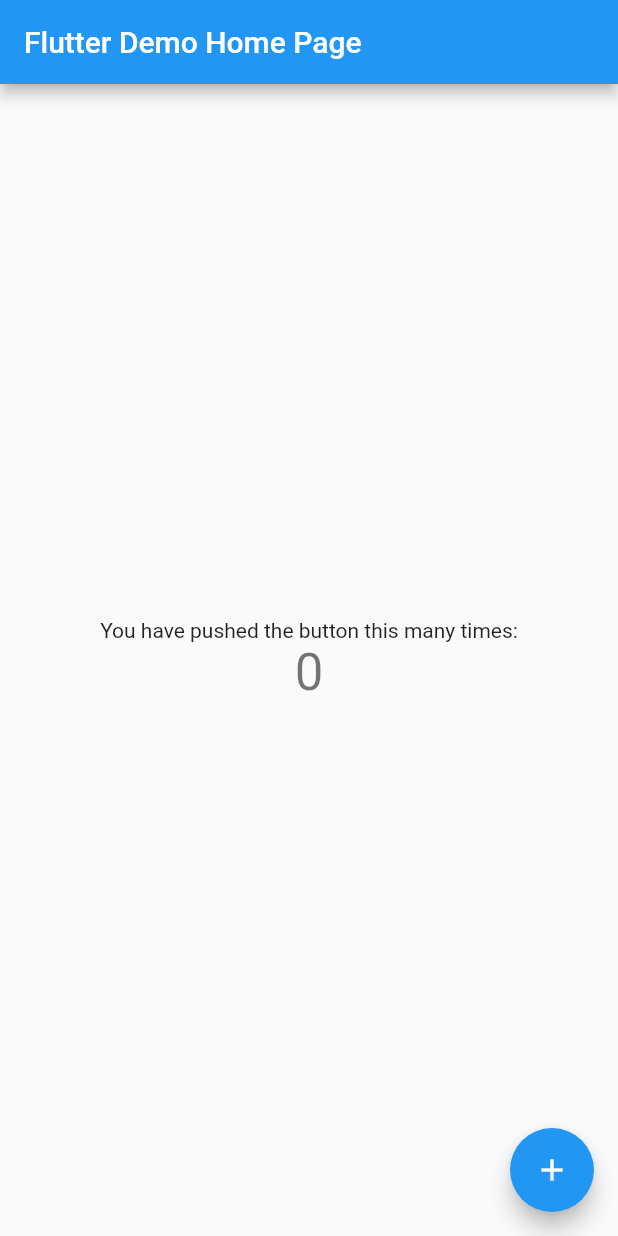
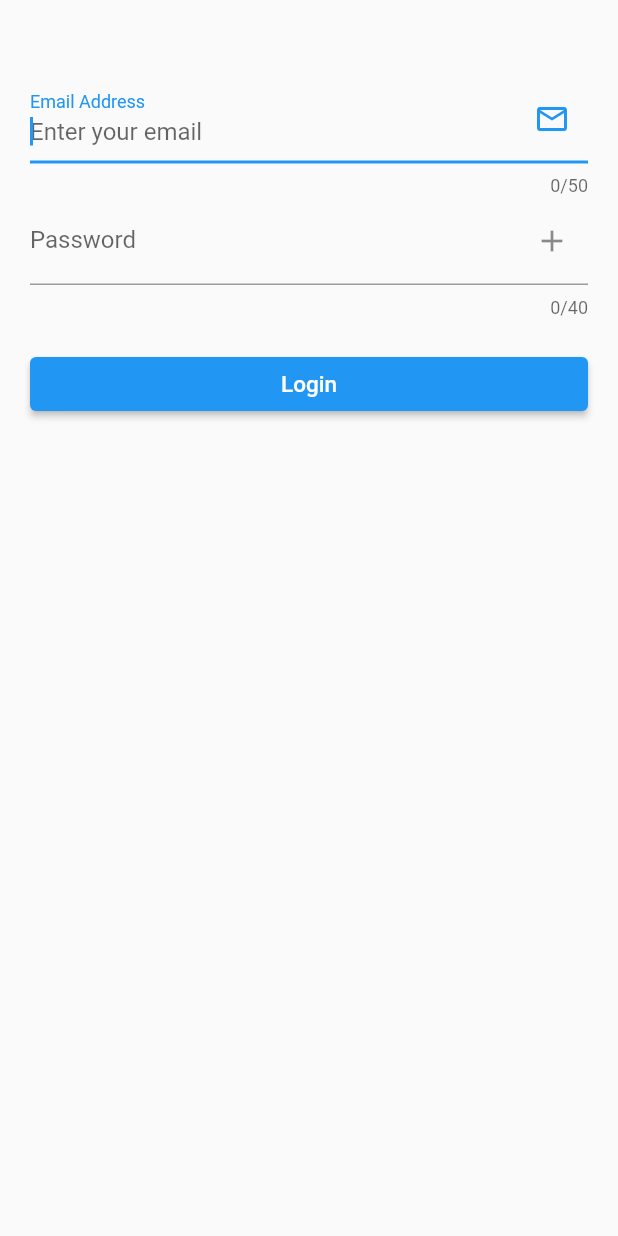
Before and after one commit to Nishith-Savla/ByePass-Password-Manager, a Flutter app: the screen it shows after launch, on a phone screen of 412 x 824 dp. Run offline on Flutter 3.47's test engine with Material 2 defaults, Android fonts, the phone set to English and light mode, and no system bars; our stand-ins replace flutter_dotenv.

Commit message:
:lipstick: Add UI for the login page

```diff
--- a/lib/main.dart
+++ b/lib/main.dart
@@ -1,67 +1,10 @@
 import 'package:flutter/material.dart';
 import 'package:flutter_dotenv/flutter_dotenv.dart';
 
-Future main() async {
+import 'pages/login.dart';
+
+void main() async {
   await dotenv.load(fileName: ".env");
-  runApp(const MyApp());
+
+  runApp(const MaterialApp(home: Login()));
 }
-
-class MyApp extends StatelessWidget {
-  const MyApp({Key? key}) : super(key: key);
-
-  @override
-  Widget build(BuildContext context) {
-    return MaterialApp(
-      title: 'Flutter Demo',
-      theme: ThemeData(primarySwatch: Colors.blue),
-      home: const MyHomePage(title: 'Flutter Demo Home Page'),
-    );
-  }
-}
-
-class MyHomePage extends StatefulWidget {
-  const MyHomePage({Key? key, required this.title}) : super(key: key);
-
-  final String title;
-
-  @override
-  State<MyHomePage> createState() => _MyHomePageState();
-}
-
-class _MyHomePageState extends State<MyHomePage> {
-  int _counter = 0;
-
-  void _incrementCounter() {
-    setState(() {
-      _counter++;
-    });
-  }
-
-  @override
-  Widget build(BuildContext context) {
-    return Scaffold(
-      appBar: AppBar(
-        title: Text(widget.title),
-      ),
-      body: Center(
-        child: Column(
-          mainAxisAlignment: MainAxisAlignment.center,
-          children: <Widget>[
-            const Text(
-              'You have pushed the button this many times:',
-            ),
-            Text(
-              '$_counter',
-              style: Theme.of(context).textTheme.headline4,
-            ),
-          ],
-        ),
-      ),
-      floatingActionButton: FloatingActionButton(
-        onPressed: _incrementCounter,
-        tooltip: 'Increment',
-        child: const Icon(Icons.add),
-      ),
-    );
-  }
-}
--- /dev/null
+++ b/lib/pages/login.dart
@@ -0,0 +1,65 @@
+import 'package:flutter/material.dart';
+
+class Login extends StatefulWidget {
+  const Login({Key? key}) : super(key: key);
+
+  @override
+  _LoginState createState() => _LoginState();
+}
+
+class _LoginState extends State<Login> {
+  bool _isVisible = true;
+  @override
+  Widget build(BuildContext context) {
+    return Scaffold(
+      body: Container(
+        alignment: Alignment.center,
+        padding: const EdgeInsets.symmetric(vertical: 50, horizontal: 20),
+        child: Form(
+          child: Column(
+            crossAxisAlignment: CrossAxisAlignment.stretch,
+            children: [
+              TextFormField(
+                decoration: const InputDecoration(
+                  labelText: 'Email Address',
+                  hintText: 'Enter your email',
+                  suffixIcon: Icon(Icons.mail_outline_outlined),
+                ),
+                keyboardType: TextInputType.emailAddress,
+                autofocus: true,
+                autofillHints: const [AutofillHints.email],
+                maxLength: 50,
+              ),
+              TextFormField(
+                obscureText: _isVisible,
+                decoration: InputDecoration(
+                  labelText: 'Password',
+                  hintText: 'Enter your password',
+                  suffixIcon: IconButton(
+                      onPressed: () => setState(() => _isVisible = !_isVisible),
+                      icon: Icon(
+                          _isVisible ? Icons.add : Icons.ac_unit_outlined)),
+                ),
+                keyboardType: TextInputType.visiblePassword,
+                autofillHints: const [AutofillHints.password],
+                maxLength: 40,
+              ),
+              const SizedBox(
+                height: 20.0,
+              ),
+              ElevatedButton(
+                onPressed: () {},
+                child: const Text(
+                  'Login',
+                  style: TextStyle(
+                    fontSize: 15.0,
+                  ),
+                ),
+              )
+            ],
+          ),
+        ),
+      ),
+    );
+  }
+}
```
